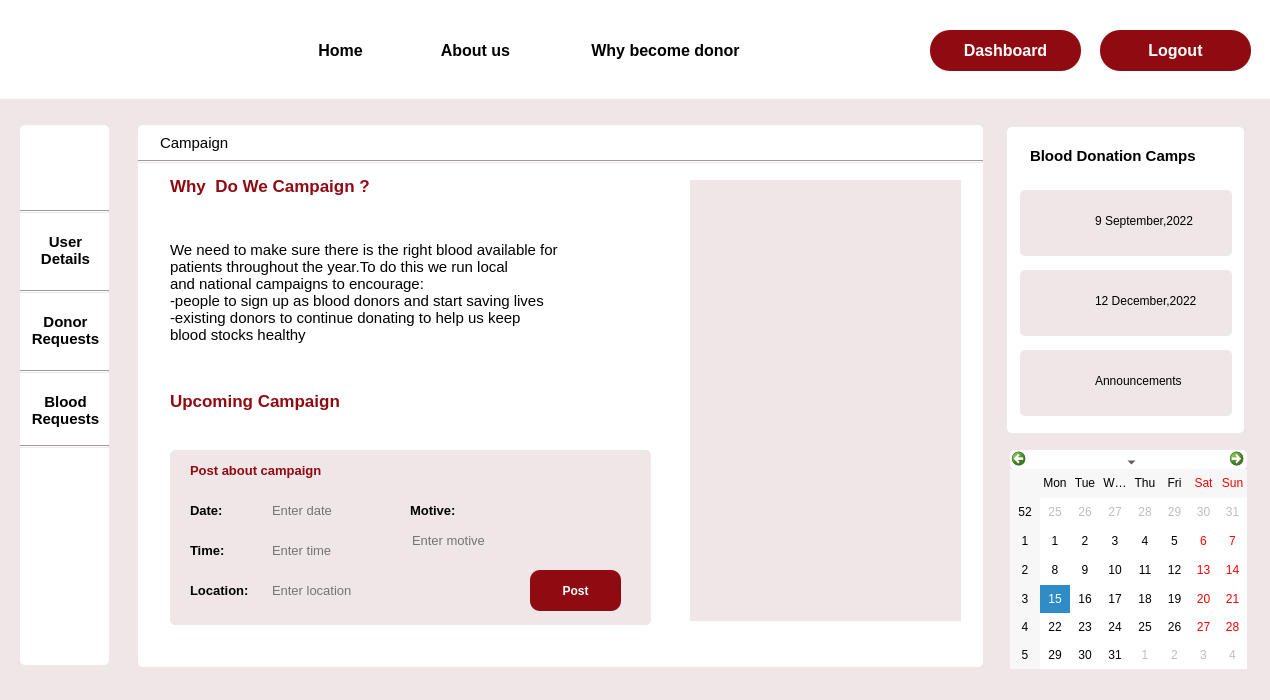
Qt form camaign_admin.ui (Rista10/Final) before a commit.
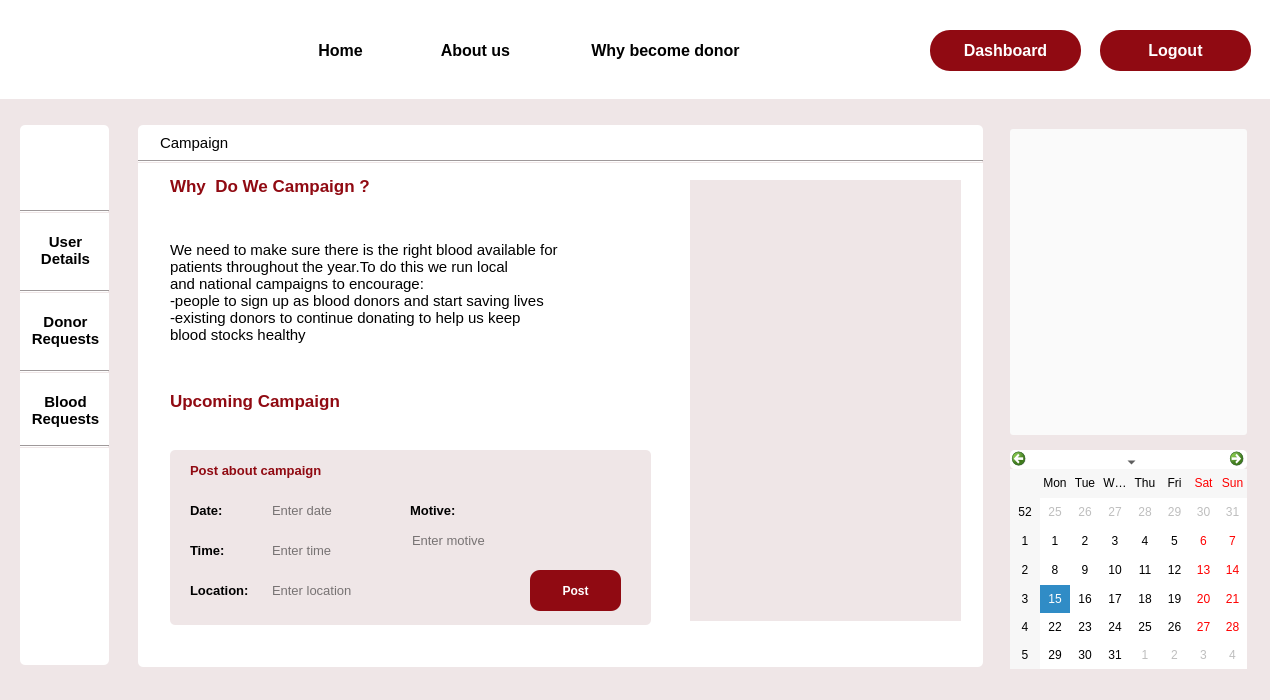
The same form after that commit. Icons and pictures are not drawn.

What changed in the file:
```diff
--- a/camaign_admin.ui
+++ b/camaign_admin.ui
@@ -50,84 +50,6 @@
     <string>Home</string>
    </property>
   </widget>
-  <widget class="QLabel" name="label_23">
-   <property name="geometry">
-    <rect>
-     <x>1030</x>
-     <y>140</y>
-     <width>201</width>
-     <height>31</height>
-    </rect>
-   </property>
-   <property name="font">
-    <font>
-     <pointsize>11</pointsize>
-     <bold>true</bold>
-    </font>
-   </property>
-   <property name="styleSheet">
-    <string notr="true">background-color: rgb(255, 255, 255);</string>
-   </property>
-   <property name="text">
-    <string>Blood Donation Camps</string>
-   </property>
-  </widget>
-  <widget class="QLabel" name="label_4">
-   <property name="geometry">
-    <rect>
-     <x>1007</x>
-     <y>127</y>
-     <width>237</width>
-     <height>306</height>
-    </rect>
-   </property>
-   <property name="styleSheet">
-    <string notr="true">background-color: rgb(255, 255, 255);
-border-radius:5px;</string>
-   </property>
-   <property name="text">
-    <string/>
-   </property>
-  </widget>
-  <widget class="QLabel" name="label_25">
-   <property name="geometry">
-    <rect>
-     <x>1020</x>
-     <y>350</y>
-     <width>212</width>
-     <height>66</height>
-    </rect>
-   </property>
-   <property name="cursor">
-    <cursorShape>PointingHandCursor</cursorShape>
-   </property>
-   <property name="styleSheet">
-    <string notr="true">border-radius:5px;</string>
-   </property>
-   <property name="text">
-    <string/>
-   </property>
-  </widget>
-  <widget class="QLabel" name="label_32">
-   <property name="geometry">
-    <rect>
-     <x>1095</x>
-     <y>360</y>
-     <width>131</width>
-     <height>41</height>
-    </rect>
-   </property>
-   <property name="cursor">
-    <cursorShape>PointingHandCursor</cursorShape>
-   </property>
-   <property name="styleSheet">
-    <string notr="true">label_32::hover{
-	color: rgb(144, 10, 18);}</string>
-   </property>
-   <property name="text">
-    <string>Announcements</string>
-   </property>
-  </widget>
   <widget class="Line" name="line_2">
    <property name="geometry">
     <rect>
@@ -321,44 +243,6 @@
 Requests</string>
    </property>
   </widget>
-  <widget class="QLabel" name="label_29">
-   <property name="geometry">
-    <rect>
-     <x>1030</x>
-     <y>360</y>
-     <width>51</width>
-     <height>41</height>
-    </rect>
-   </property>
-   <property name="cursor">
-    <cursorShape>PointingHandCursor</cursorShape>
-   </property>
-   <property name="styleSheet">
-    <string notr="true">border-image: url(:/img/Images/announcement.png);</string>
-   </property>
-   <property name="text">
-    <string/>
-   </property>
-  </widget>
-  <widget class="QLabel" name="label_27">
-   <property name="geometry">
-    <rect>
-     <x>1030</x>
-     <y>200</y>
-     <width>52</width>
-     <height>52</height>
-    </rect>
-   </property>
-   <property name="cursor">
-    <cursorShape>PointingHandCursor</cursorShape>
-   </property>
-   <property name="styleSheet">
-    <string notr="true">background-image: url(:/img/Images/blood.png);</string>
-   </property>
-   <property name="text">
-    <string/>
-   </property>
-  </widget>
   <widget class="QPushButton" name="why">
    <property name="geometry">
     <rect>
@@ -392,45 +276,6 @@
     <string>Why become donor</string>
    </property>
   </widget>
-  <widget class="QLabel" name="label_30">
-   <property name="geometry">
-    <rect>
-     <x>1095</x>
-     <y>200</y>
-     <width>131</width>
-     <height>41</height>
-    </rect>
-   </property>
-   <property name="cursor">
-    <cursorShape>PointingHandCursor</cursorShape>
-   </property>
-   <property name="styleSheet">
-    <string notr="true">label_30::hover{}
-color: rgb(144, 10, 18);</string>
-   </property>
-   <property name="text">
-    <string>9 September,2022</string>
-   </property>
-  </widget>
-  <widget class="QLabel" name="label_24">
-   <property name="geometry">
-    <rect>
-     <x>1020</x>
-     <y>190</y>
-     <width>212</width>
-     <height>66</height>
-    </rect>
-   </property>
-   <property name="cursor">
-    <cursorShape>PointingHandCursor</cursorShape>
-   </property>
-   <property name="styleSheet">
-    <string notr="true">border-radius:5px;</string>
-   </property>
-   <property name="text">
-    <string/>
-   </property>
-  </widget>
   <widget class="QPushButton" name="my_details_3">
    <property name="geometry">
     <rect>
@@ -530,46 +375,6 @@
     <string/>
    </property>
   </widget>
-  <widget class="QLabel" name="label_31">
-   <property name="geometry">
-    <rect>
-     <x>1095</x>
-     <y>280</y>
-     <width>131</width>
-     <height>41</height>
-    </rect>
-   </property>
-   <property name="cursor">
-    <cursorShape>PointingHandCursor</cursorShape>
-   </property>
-   <property name="styleSheet">
-    <string notr="true">label_31::hover{
-	color: rgb(144, 10, 18);}
-</string>
-   </property>
-   <property name="text">
-    <string>12 December,2022</string>
-   </property>
-  </widget>
-  <widget class="QLabel" name="label_28">
-   <property name="geometry">
-    <rect>
-     <x>1030</x>
-     <y>280</y>
-     <width>52</width>
-     <height>52</height>
-    </rect>
-   </property>
-   <property name="cursor">
-    <cursorShape>PointingHandCursor</cursorShape>
-   </property>
-   <property name="styleSheet">
-    <string notr="true">background-image: url(:/img/Images/blood.png);</string>
-   </property>
-   <property name="text">
-    <string/>
-   </property>
-  </widget>
   <widget class="QLabel" name="label_5">
    <property name="geometry">
     <rect>
@@ -590,25 +395,6 @@
     <string/>
    </property>
   </widget>
-  <widget class="QLabel" name="label_26">
-   <property name="geometry">
-    <rect>
-     <x>1020</x>
-     <y>270</y>
-     <width>212</width>
-     <height>66</height>
-    </rect>
-   </property>
-   <property name="cursor">
-    <cursorShape>PointingHandCursor</cursorShape>
-   </property>
-   <property name="styleSheet">
-    <string notr="true">border-radius:5px;</string>
-   </property>
-   <property name="text">
-    <string/>
-   </property>
-  </widget>
   <widget class="Line" name="line">
    <property name="geometry">
     <rect>
@@ -1029,7 +815,34 @@
     <string>Logout</string>
    </property>
   </widget>
-  <zorder>label_4</zorder>
+  <widget class="QPushButton" name="pushButton_4">
+   <property name="geometry">
+    <rect>
+     <x>1010</x>
+     <y>129</y>
+     <width>237</width>
+     <height>306</height>
+    </rect>
+   </property>
+   <property name="styleSheet">
+    <string notr="true">background-color: rgb(250, 250, 250);
+border-radius:3px;
+</string>
+   </property>
+   <property name="text">
+    <string/>
+   </property>
+   <property name="icon">
+    <iconset resource="Resources.qrc">
+     <normaloff>:/Images/donor_day.JPG</normaloff>:/Images/donor_day.JPG</iconset>
+   </property>
+   <property name="iconSize">
+    <size>
+     <width>250</width>
+     <height>400</height>
+    </size>
+   </property>
+  </widget>
   <zorder>label</zorder>
   <zorder>label_25</zorder>
   <zorder>label_26</zorder>
```
Left out of the diff: 15 changed lines with no effect on the pictures.
